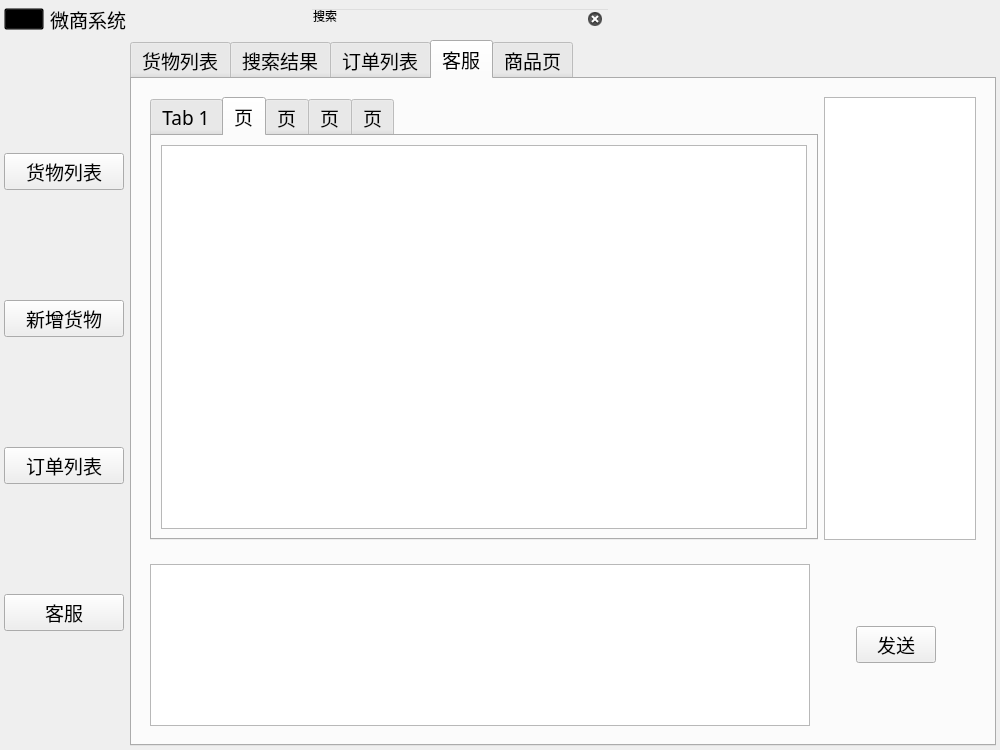
Above: server/mainwindow.ui from Rito-492/E-commerce-system before the change. Below: the same form after it.
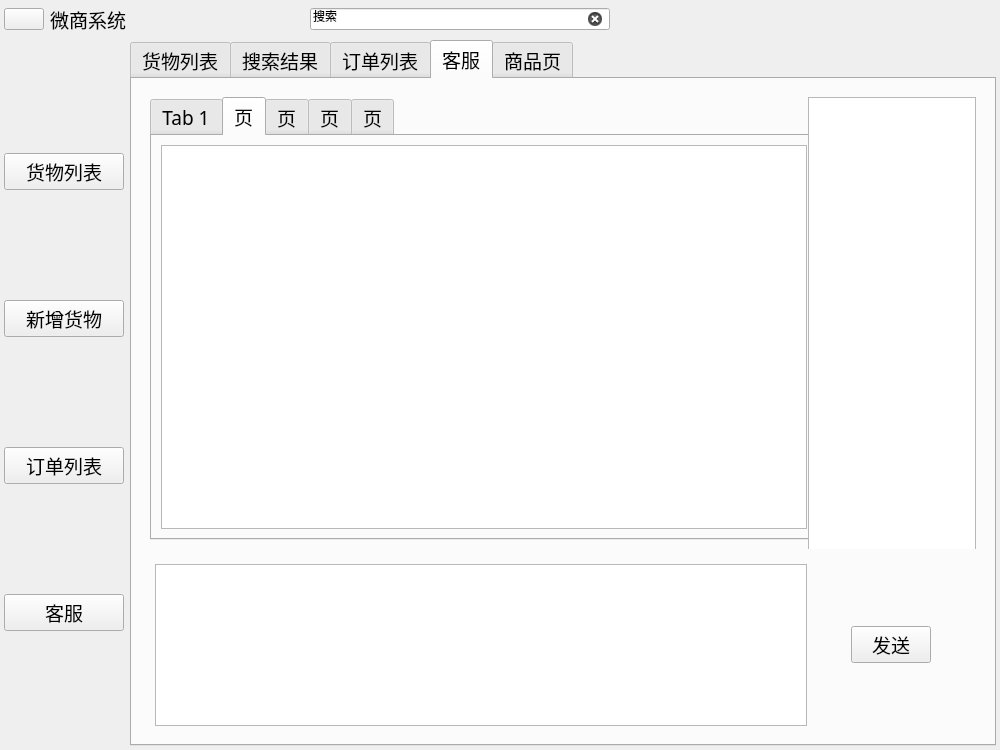
That is the form after the change. The open tabs and pages were chosen to show the change. Icons and pictures are not drawn.

Diff of the .ui file:
```diff
--- a/server/mainwindow.ui
+++ b/server/mainwindow.ui
@@ -66,7 +66,7 @@
        </size>
       </property>
       <property name="styleSheet">
-       <string notr="true">background-color: rgba(0, 0, 0, 0);</string>
+       <string notr="true">/*background-color: rgba(0, 0, 0, 0);</string>
       </property>
       <layout class="QHBoxLayout" name="horizontalLayout">
        <property name="spacing">
@@ -734,9 +734,21 @@
               </item>
               <item>
                <widget class="QListWidget" name="usersListWidget">
+                <property name="sizePolicy">
+                 <sizepolicy hsizetype="Fixed" vsizetype="Fixed">
+                  <horstretch>0</horstretch>
+                  <verstretch>0</verstretch>
+                 </sizepolicy>
+                </property>
+                <property name="minimumSize">
+                 <size>
+                  <width>168</width>
+                  <height>460</height>
+                 </size>
+                </property>
                 <property name="maximumSize">
                  <size>
-                  <width>200</width>
+                  <width>168</width>
                   <height>16777215</height>
                  </size>
                 </property>
@@ -760,8 +772,27 @@
               </size>
              </property>
              <layout class="QHBoxLayout" name="horizontalLayout_7">
+              <property name="leftMargin">
+               <number>14</number>
+              </property>
+              <property name="rightMargin">
+               <number>14</number>
+              </property>
               <item>
-               <widget class="QTextEdit" name="toSendTextEdit"/>
+               <widget class="QTextEdit" name="toSendTextEdit">
+                <property name="minimumSize">
+                 <size>
+                  <width>652</width>
+                  <height>0</height>
+                 </size>
+                </property>
+                <property name="maximumSize">
+                 <size>
+                  <width>652</width>
+                  <height>16777215</height>
+                 </size>
+                </property>
+               </widget>
               </item>
               <item>
                <spacer name="horizontalSpacer_6">
```
Left out of the diff: 2 changed lines with no effect on the pictures.
